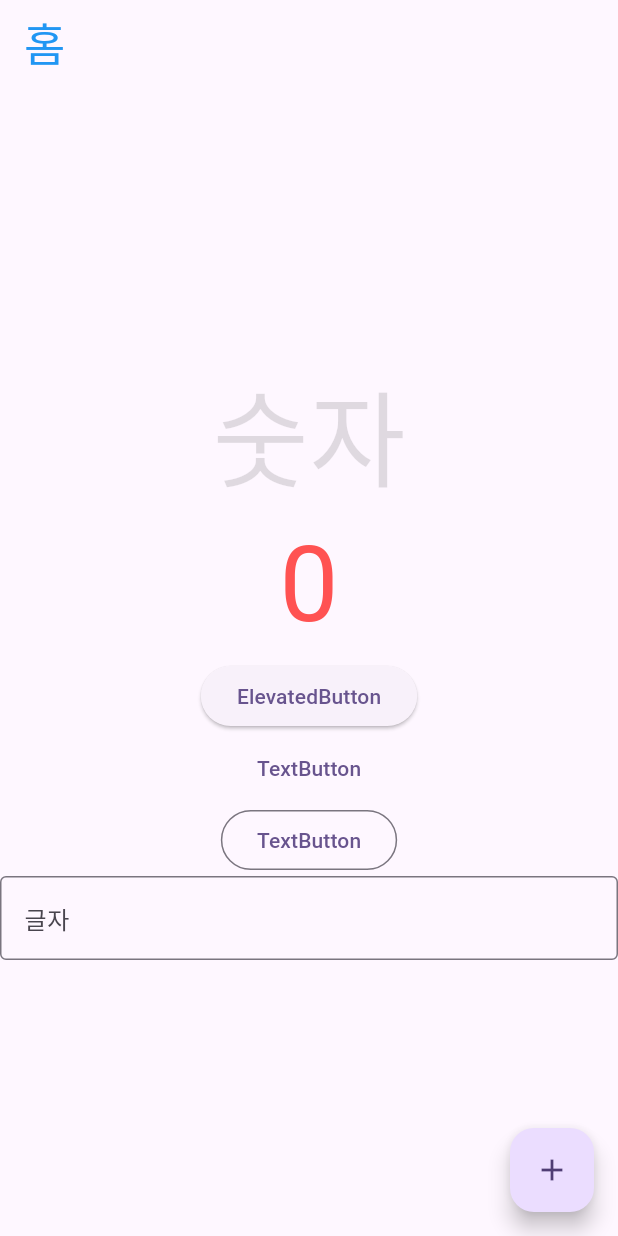
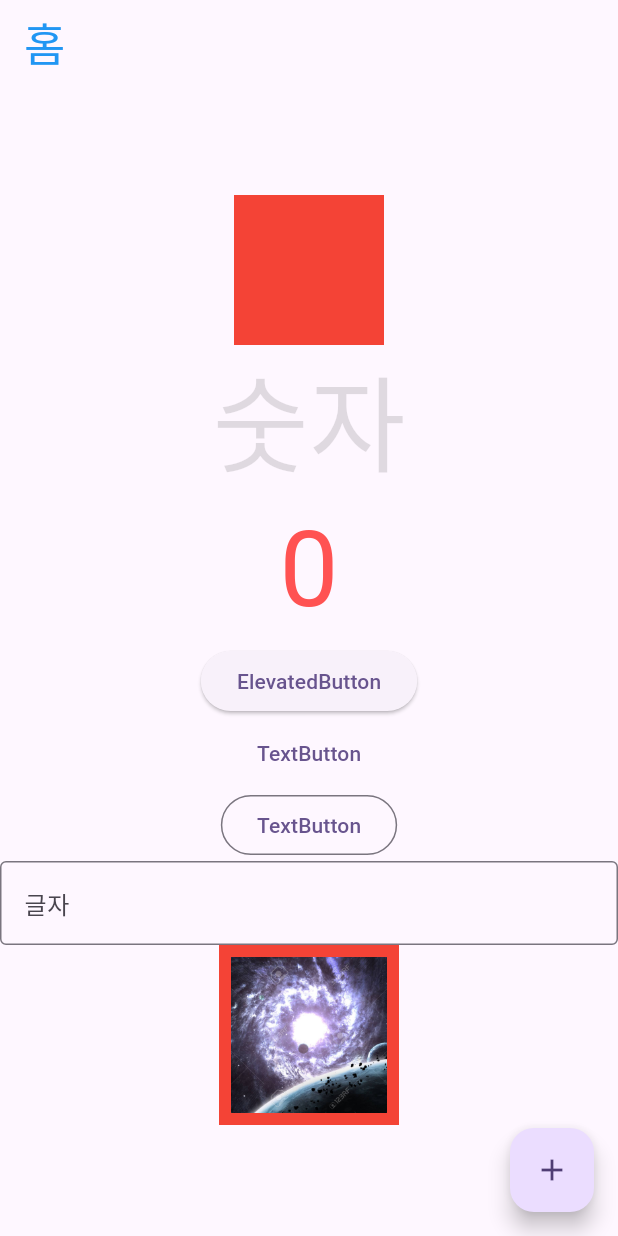
Before and after one commit to iikkkkyy/flutter_practice, a Flutter app: the screen it shows after launch, on a phone screen of 412 x 824 dp. Run offline on Flutter 3.47's test engine with Material 3 defaults, Android fonts, the phone set to English and light mode, and no system bars.

Commit message:
image 추가 및 container 설정

```diff
--- a/lib/my_home_page.dart
+++ b/lib/my_home_page.dart
@@ -29,6 +29,11 @@ class _MyHomePageState extends State<MyHomePage> {
         child: Column(
           mainAxisAlignment: MainAxisAlignment.center,
           children: [
+            Container(
+              color: Colors.red,
+              width: 100,
+              height: 100,
+            ),
             Text(
               '숫자',
               style: TextStyle(
@@ -65,7 +70,24 @@ class _MyHomePageState extends State<MyHomePage> {
               onChanged: (text) {
                 print(text);
               },
-            )
+            ),
+            // Image.network(
+            //   'https://previews.123rf.com/images/forplayday/forplayday1302/forplayday130200003/18145847-%EC%8A%A4%ED%83%80%EC%9D%98-%ED%8F%AD%EB%B0%9C%EA%B3%BC-%ED%95%A8%EA%BB%98-%EB%A9%8B%EC%A7%84-%EC%9A%B0%EC%A3%BC-%EB%B0%B0%EA%B2%BD.jpg',
+            // width: 300,
+            // height: 300,
+            // fit: BoxFit.cover,),
+            Container(
+              color: Colors.red,
+              width: 120,
+              height: 120,
+              child: Padding(
+                padding: const EdgeInsets.all(8.0),
+                child: Image.asset('assets/img.jpeg',
+                  width: 100,
+                  height: 100,
+                  fit: BoxFit.cover,),
+              ),
+            ),
           ],
         ),
       ),
--- a/pubspec.yaml
+++ b/pubspec.yaml
@@ -59,9 +59,8 @@ flutter:
   uses-material-design: true
 
   # To add assets to your application, add an assets section, like this:
-  # assets:
-  #   - images/a_dot_burr.jpeg
-  #   - images/a_dot_ham.jpeg
+  assets:
+    - assets/img.jpeg
 
   # An image asset can refer to one or more resolution-specific "variants", see
   # https://flutter.dev/assets-and-images/#resolution-aware
```
Also changed, not shown: assets/img.jpeg (added).
